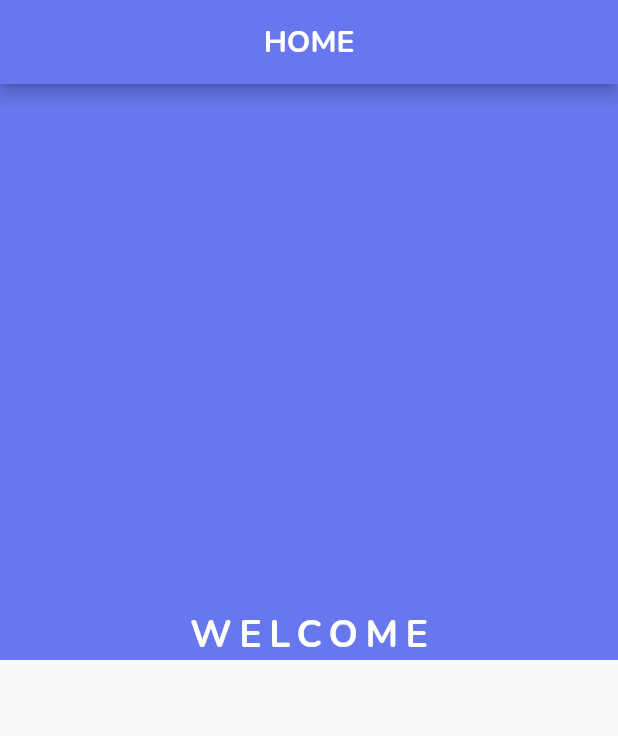
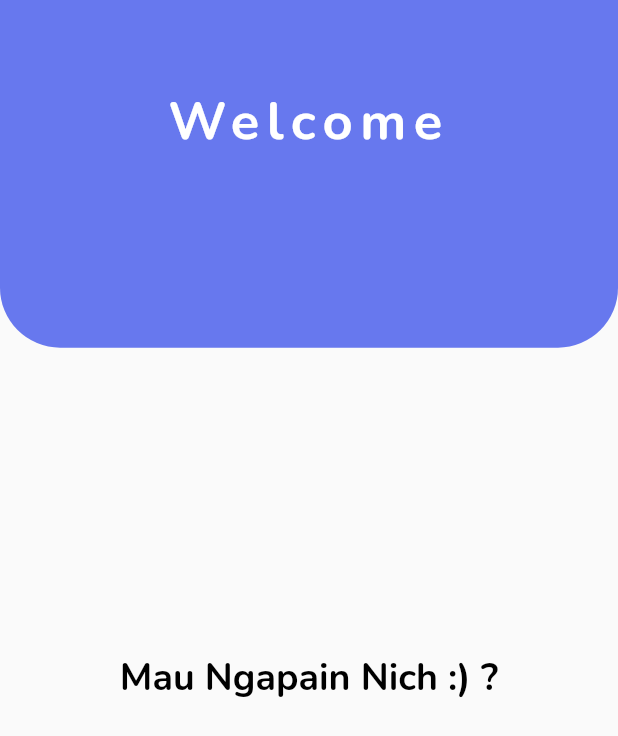
Before and after one commit to ghaan1/laravel-flutter-stisla, a Flutter app: the MainHome screen opened by its route, on a phone screen of 412 x 824 dp. Shown: the top 736 px of the screen. Run offline on Flutter 3.47's test engine with Material 2 defaults, Android fonts, the light colour scheme and no system bars; our stand-ins replace form_field_validator, shared_preferences; accounts and stored records are empty.

Commit message:
Update ui mainhome

```diff
--- a/lib/screen/homePage/home/mainHome.dart
+++ b/lib/screen/homePage/home/mainHome.dart
@@ -1,5 +1,7 @@
 import 'package:flutter/material.dart';
 import 'package:shared_preferences/shared_preferences.dart';
+import 'package:stislaflutter/screen/homePage/home/widget/widget_banner.dart';
+import 'package:stislaflutter/screen/homePage/home/widget/widget_title.dart';
 
 class MainHome extends StatefulWidget {
   const MainHome({super.key});
@@ -33,56 +35,15 @@ class _MainHomeState extends State<MainHome> {
   @override
   Widget build(BuildContext context) {
     return Scaffold(
-      appBar: AppBar(
-        title: const Center(
-          child: Text('HOME',
-          style: TextStyle(
-            fontFamily: 'Nunito',
-            fontWeight: FontWeight.bold,
+      body: <Widget>[
+        SingleChildScrollView(
+          child: Column(
+            children: [
+               WidgetBanner(),
+            WidgetTitle(),
+
+            ],
           ),
-          ),
-        ),
-        backgroundColor: const Color(0xFF6777EE),
-        automaticallyImplyLeading: false,
-      ),
-      body: <Widget>[
-        Column(
-          children: [
-            Expanded(
-              child: Container(
-                decoration: const BoxDecoration(
-                  color: Color(0xFF6777EE)
-                ),
-                width: double.infinity,
-                child: Column(
-                  mainAxisAlignment: MainAxisAlignment.end,
-                  crossAxisAlignment: CrossAxisAlignment.center,
-                  children: const [
-                    Text('WELCOME',
-                      style : TextStyle(
-                        letterSpacing: 5,
-                        color: Colors.white,
-                        fontWeight: FontWeight.bold,
-                        fontFamily: 'Nunito',
-                        fontSize: 25,
-                      ),
-                    ),
-                  ],
-                ),
-              ),
-            ),
-            Expanded(
-              child:
-              Text(name,
-                style : const TextStyle(
-                  letterSpacing: 2,
-                  fontWeight: FontWeight.bold,
-                  fontFamily: 'Nunito',
-                  fontSize: 20,
-                ),
-              ),
-            )
-          ],
         ),
       ][currentPageIndex],
     );
--- /dev/null
+++ b/lib/screen/homePage/home/widget/widget_banner.dart
@@ -0,0 +1,73 @@
+import 'package:flutter/material.dart';
+import 'package:shared_preferences/shared_preferences.dart';
+
+class WidgetBanner extends StatefulWidget {
+  const WidgetBanner({Key? key}) : super(key: key);
+
+  @override
+  _WidgetBannerState createState() => _WidgetBannerState();
+}
+
+class _WidgetBannerState extends State<WidgetBanner> {
+  String name = '';
+  getPref() async {
+    SharedPreferences pref = await SharedPreferences.getInstance();
+    setState(() {
+      const key = 'token';
+      const key1 = 'name';
+      final value1 = pref.get(key1);
+      name = '$value1';
+    });
+  }
+
+  @override
+  void initState() {
+    getPref();
+    super.initState();
+  }
+
+  @override
+  Widget build(BuildContext context) {
+    return Stack(
+      children: [
+        ClipRRect(
+          borderRadius: const BorderRadius.only(
+            bottomLeft: Radius.circular(40),
+            bottomRight: Radius.circular(40),
+          ),
+          child: Image.asset("assets/images/bg-ungu.jpeg"),
+        ),
+        SizedBox(
+          height: 200,
+          width: double.infinity,
+          child: Column(
+            mainAxisAlignment: MainAxisAlignment.center,
+            children: [
+              const Text(
+                "Welcome",
+                textAlign: TextAlign.center,
+                style: TextStyle(
+                  letterSpacing: 5,
+                  color: Colors.white,
+                  fontWeight: FontWeight.bold,
+                  fontSize: 35,
+                ),
+              ),
+              const SizedBox(height: 10),
+              Text(
+                name,
+                style: const TextStyle(
+                  letterSpacing: 2,
+                  color: Colors.white,
+                  fontWeight: FontWeight.bold,
+                  fontFamily: 'Nunito',
+                  fontSize: 20,
+                ),
+              ),
+            ],
+          ),
+        ),
+      ],
+    );
+  }
+}
--- /dev/null
+++ b/lib/screen/homePage/home/widget/widget_title.dart
@@ -0,0 +1,31 @@
+import 'package:flutter/material.dart';
+
+class WidgetTitle extends StatefulWidget {
+  const WidgetTitle({Key? key}) : super(key: key);
+
+  @override
+  _WidgetTitleState createState() => _WidgetTitleState();
+}
+
+class _WidgetTitleState extends State<WidgetTitle> {
+  @override
+  Widget build(BuildContext context) {
+    return Container(
+       height: 450,
+      child: Column(
+        mainAxisAlignment: MainAxisAlignment.center,
+        children: const [
+          Text("Mau Ngapain Nich :) ?",
+              textAlign: TextAlign.center,
+              style: TextStyle(
+                  color: Colors.black,
+                  fontSize: 25,
+                  fontWeight: FontWeight.bold)),
+          SizedBox(
+            height: 10,
+          ),
+        ],
+      ),
+    );
+  }
+}
--- a/pubspec.yaml
+++ b/pubspec.yaml
@@ -42,6 +42,7 @@ dependencies:
   form_field_validator: ^1.1.0
   animated_splash_screen: ^1.3.0
   pull_to_refresh: ^2.0.0
+  flutter_staggered_grid_view: ^0.6.2
 
 dev_dependencies:
   flutter_test:
@@ -63,6 +64,7 @@ flutter:
   uses-material-design: true
   assets:
     -  assets/images/stisla-fill.jpg
+    -  assets/images/bg-ungu.jpeg
   fonts:
     - family: Nunito
       fonts:
```
Also changed, not shown: lib/screen/homePage/home/custom_card.dart (added, +70 -0 lines), assets/images/banner.jpg (added), assets/images/bg-ungu.jpeg (added), pubspec.lock.
